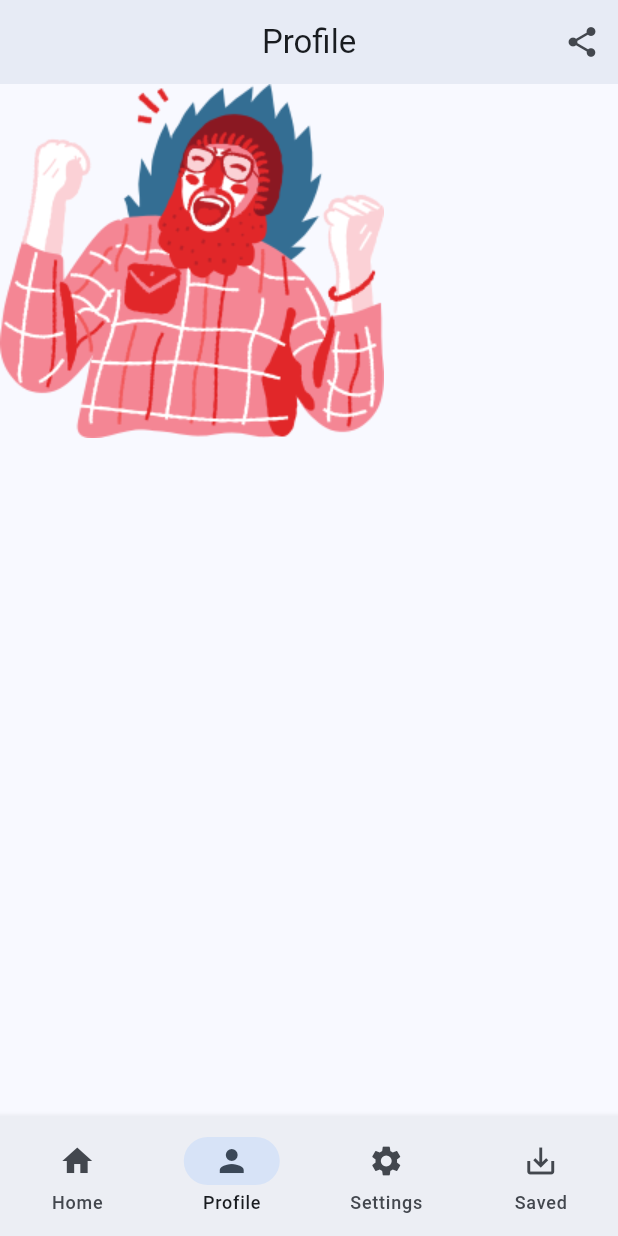
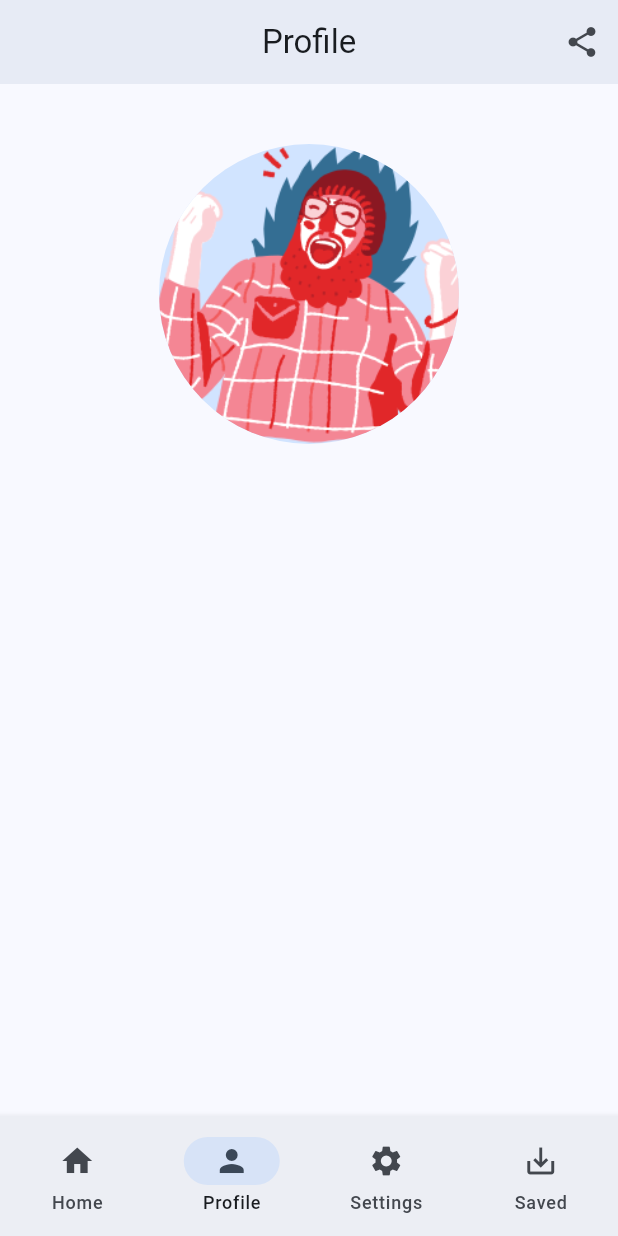
Before and after one commit to GetRighhttt/HomeAndProfileFlutter, a Flutter app: the screen it shows after launch, item 2 of the bottom bar chosen, on a phone screen of 412 x 824 dp. Run offline on Flutter 3.47's test engine with Material 2 defaults, Android fonts, the phone set to English and light mode, and no system bars.

Commit message:
planning out the additional pages and designing their layouts.

```diff
--- a/home_and_profile/lib/pages/profile_page.dart
+++ b/home_and_profile/lib/pages/profile_page.dart
@@ -61,12 +61,25 @@ class ProfilePage extends StatelessWidget {
           ),
         ],
       ),
-      body: SingleChildScrollView(
+      body: const SingleChildScrollView(
         child: Column(
           children: [
-            Image.asset(
-              'assets/yeah.png',
+            SizedBox(
+              height: 40,
             ),
+            Align(
+              alignment: Alignment.center,
+            ),
+            CircleAvatar(
+              radius: 100,
+              backgroundImage: AssetImage(
+                'assets/yeah.png',
+              ),
+            ),
+            SizedBox(
+              height: 40,
+            ),
+            ListTile(),
           ],
         ),
       ),
```
